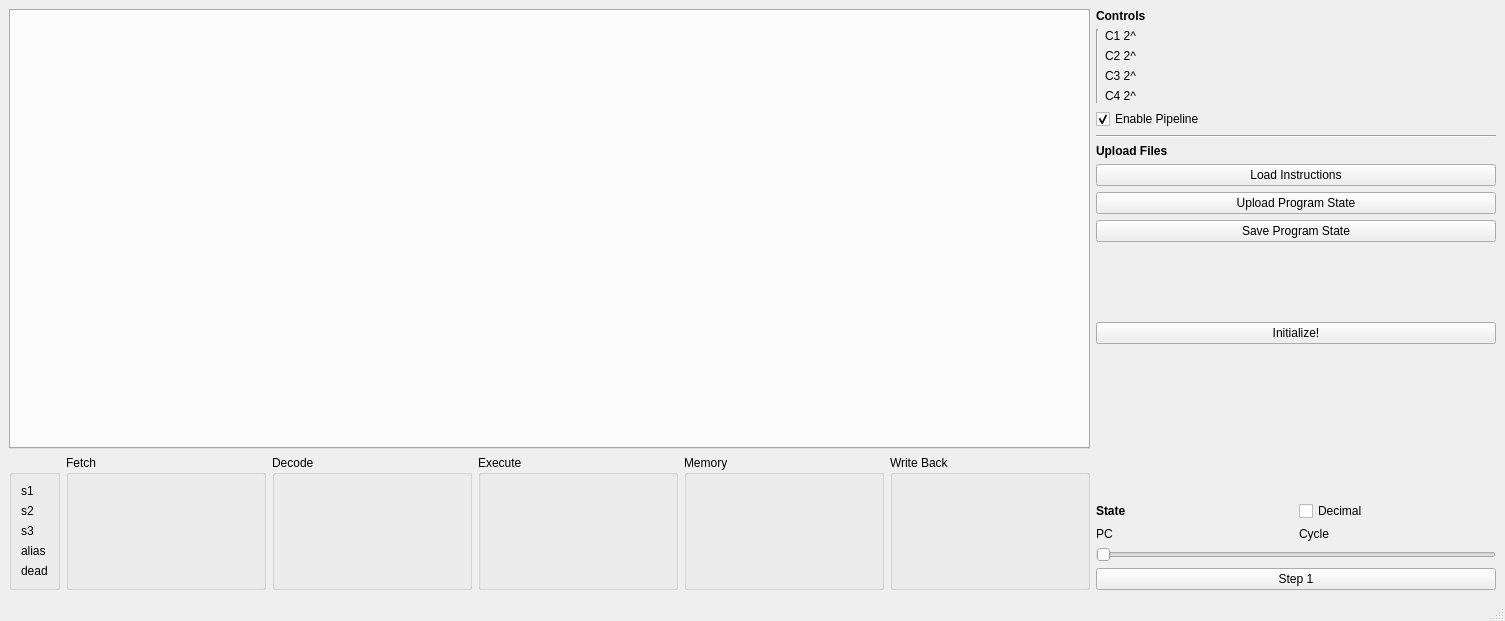
Above: gui/gui.ui from bdunahu/RISC-V-ECTOR- before the change. Below: the same form after it.
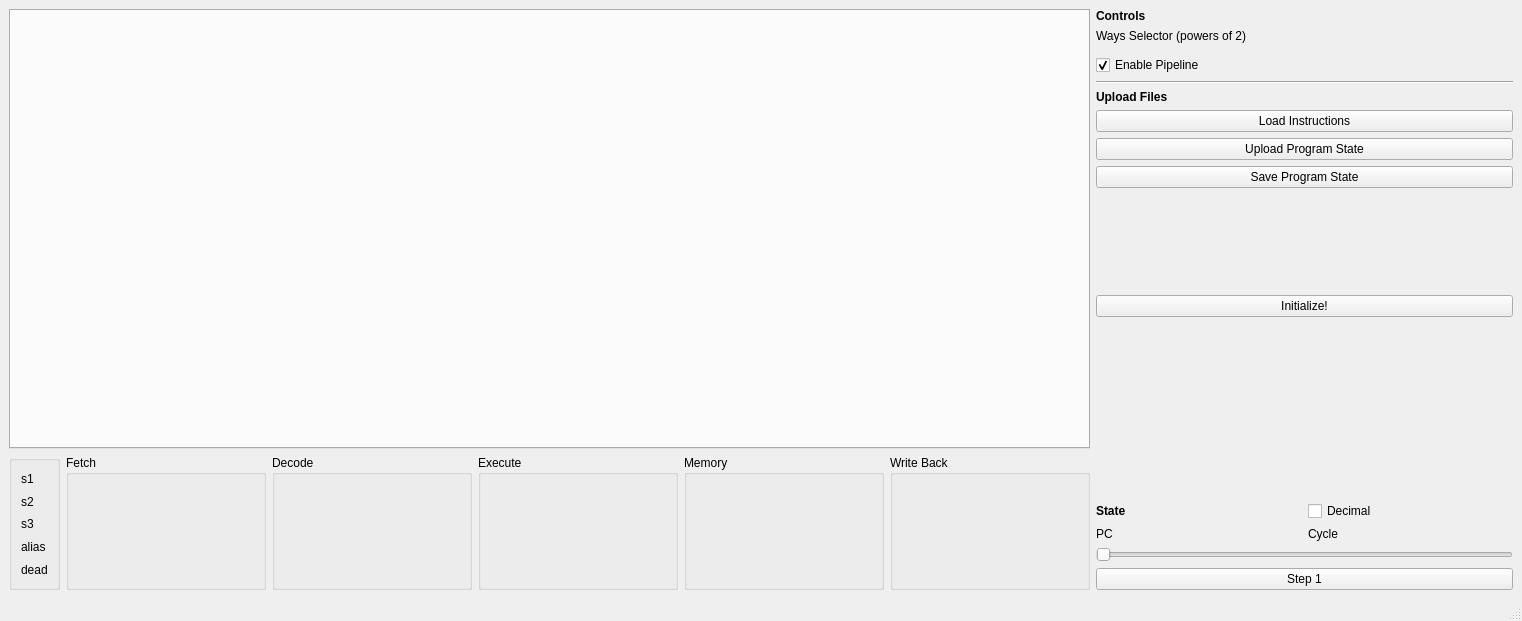
That is the form after the change. Custom widgets are drawn as their Qt base class.

Commit message: Use spinboxes to select cache levels

Patch:
```diff
--- a/gui/gui.ui
+++ b/gui/gui.ui
@@ -6,7 +6,7 @@
    <rect>
     <x>0</x>
     <y>0</y>
-    <width>1499</width>
+    <width>1522</width>
     <height>621</height>
    </rect>
   </property>
@@ -45,7 +45,7 @@
                </size>
               </property>
               <property name="title">
-               <string> </string>
+               <string/>
               </property>
               <property name="alignment">
                <set>Qt::AlignmentFlag::AlignLeading|Qt::AlignmentFlag::AlignLeft|Qt::AlignmentFlag::AlignTop</set>
@@ -380,90 +380,18 @@
             <property name="sizeConstraint">
              <enum>QLayout::SizeConstraint::SetMinimumSize</enum>
             </property>
-            <item>
-             <widget class="Line" name="line_8">
-              <property name="orientation">
-               <enum>Qt::Orientation::Vertical</enum>
-              </property>
-             </widget>
-            </item>
-            <item>
-             <layout class="QVBoxLayout" name="cache_way_text">
-              <property name="sizeConstraint">
-               <enum>QLayout::SizeConstraint::SetMinimumSize</enum>
-              </property>
-              <item>
-               <widget class="QLabel" name="label">
-                <property name="maximumSize">
-                 <size>
-                  <width>16777215</width>
-                  <height>16777215</height>
-                 </size>
-                </property>
-                <property name="text">
-                 <string>C1 2^</string>
-                </property>
-               </widget>
-              </item>
-              <item>
-               <widget class="QLabel" name="label_2">
-                <property name="maximumSize">
-                 <size>
-                  <width>16777215</width>
-                  <height>16777215</height>
-                 </size>
-                </property>
-                <property name="text">
-                 <string>C2 2^</string>
-                </property>
-               </widget>
-              </item>
-              <item>
-               <widget class="QLabel" name="label_3">
-                <property name="minimumSize">
-                 <size>
-                  <width>0</width>
-                  <height>0</height>
-                 </size>
-                </property>
-                <property name="maximumSize">
-                 <size>
-                  <width>16777215</width>
-                  <height>16777215</height>
-                 </size>
-                </property>
-                <property name="text">
-                 <string>C3 2^</string>
-                </property>
-               </widget>
-              </item>
-              <item>
-               <widget class="QLabel" name="label_4">
-                <property name="maximumSize">
-                 <size>
-                  <width>16777215</width>
-                  <height>16777215</height>
-                 </size>
-                </property>
-                <property name="text">
-                 <string>C4 2^</string>
-                </property>
-               </widget>
-              </item>
-             </layout>
-            </item>
-            <item>
-             <widget class="DynamicWaysEntry" name="cache_way_selector" native="true">
-              <property name="minimumSize">
-               <size>
-                <width>0</width>
-                <height>0</height>
-               </size>
-              </property>
-             </widget>
-            </item>
            </layout>
           </item>
+          <item>
+           <widget class="QLabel" name="label">
+            <property name="text">
+             <string>Ways Selector (powers of 2)</string>
+            </property>
+           </widget>
+          </item>
+          <item>
+           <widget class="CacheWaysSelector" name="cache_ways_selector" native="true"/>
+          </item>
           <item>
            <widget class="QCheckBox" name="enable_pipeline_checkbox">
             <property name="text">
@@ -674,17 +602,17 @@
   <widget class="QStatusBar" name="statusBar"/>
  </widget>
  <customwidgets>
-  <customwidget>
-   <class>DynamicWaysEntry</class>
-   <extends>QWidget</extends>
-   <header>dynamicwaysentry.h</header>
-   <container>1</container>
-  </customwidget>
   <customwidget>
    <class>DigitLabel</class>
    <extends>QLabel</extends>
    <header location="global">digitlabel.h</header>
   </customwidget>
+  <customwidget>
+   <class>CacheWaysSelector</class>
+   <extends>QWidget</extends>
+   <header>cachewaysselector.h</header>
+   <container>1</container>
+  </customwidget>
  </customwidgets>
  <resources/>
  <connections/>
```
Left out of the diff: 2 changed lines with no effect on the pictures. The commit also changes 5 other files.
